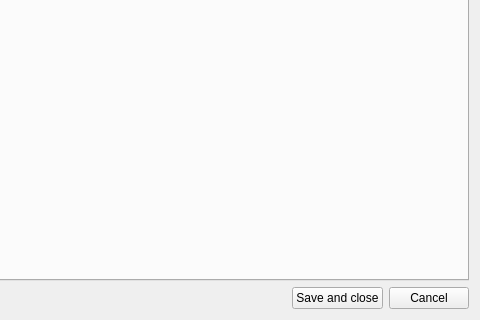
Above: application/forms/MotionLabelsEditor.ui from reframedultimate/ReFramed before the change; both pictures show x 313 to 793 and y 276 to 596 of the 793 by 596 pixel window. Below: the same form after it.
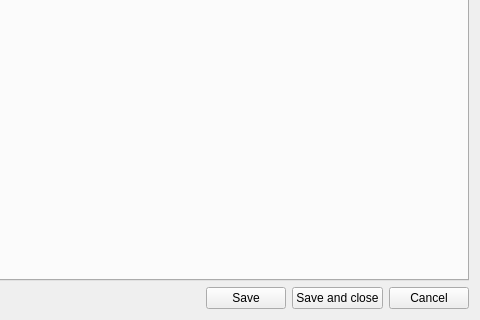
That is the form after the change.

Commit message: Refactored motion labels editor. Added save/cancel buttons

What changed in the file:
```diff
--- a/application/forms/MotionLabelsEditor.ui
+++ b/application/forms/MotionLabelsEditor.ui
@@ -98,6 +98,13 @@
        </property>
       </spacer>
      </item>
+     <item>
+      <widget class="QPushButton" name="pushButton_save">
+       <property name="text">
+        <string>Save</string>
+       </property>
+      </widget>
+     </item>
      <item>
       <widget class="QPushButton" name="pushButton_saveAndClose">
        <property name="text">
```
Left out of the diff: 2 changed lines with no effect on the pictures. The commit also changes 13 other files.
